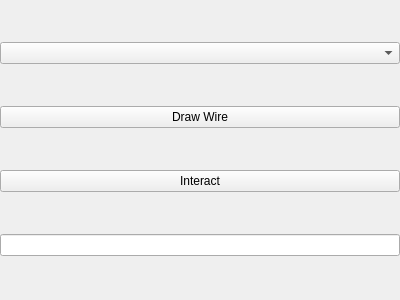
Old version of the form sideselectionpane.ui in the repository KaramVSingh/Black-Box.
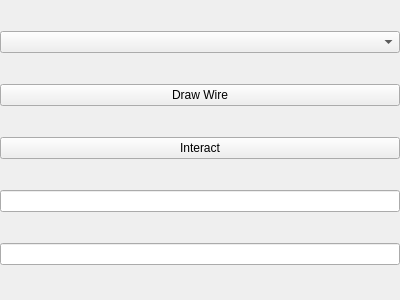
New version of the form.

Commit message: fully implemented encoder gate

The edit to the form file:
```diff
--- a/sideselectionpane.ui
+++ b/sideselectionpane.ui
@@ -68,6 +68,16 @@
      </property>
     </widget>
    </item>
+   <item>
+    <widget class="QLineEdit" name="encoderBits">
+     <property name="sizePolicy">
+      <sizepolicy hsizetype="Minimum" vsizetype="Fixed">
+       <horstretch>0</horstretch>
+       <verstretch>0</verstretch>
+      </sizepolicy>
+     </property>
+    </widget>
+   </item>
   </layout>
  </widget>
  <resources/>
```
The commit also changes 9 other files.
